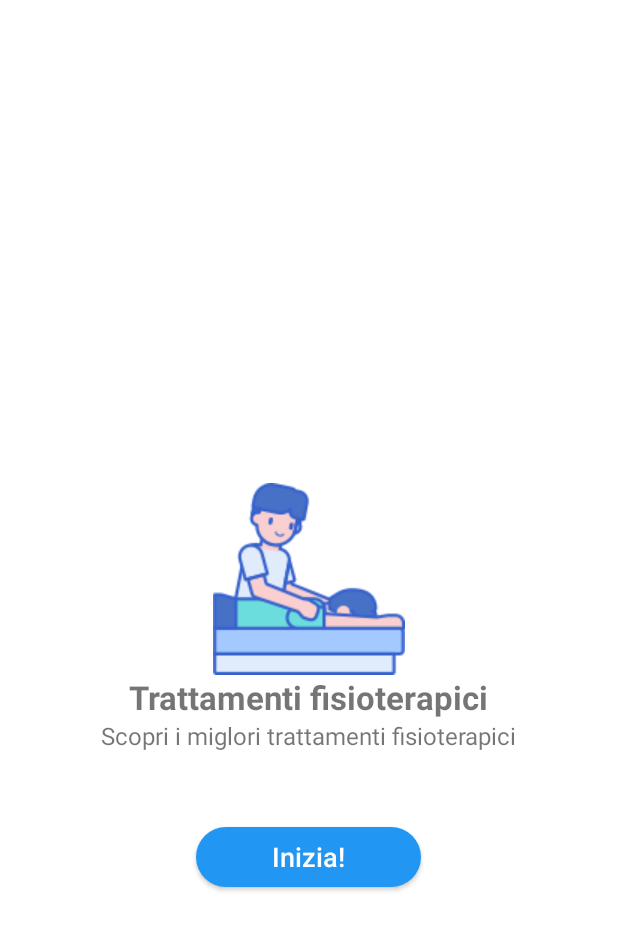
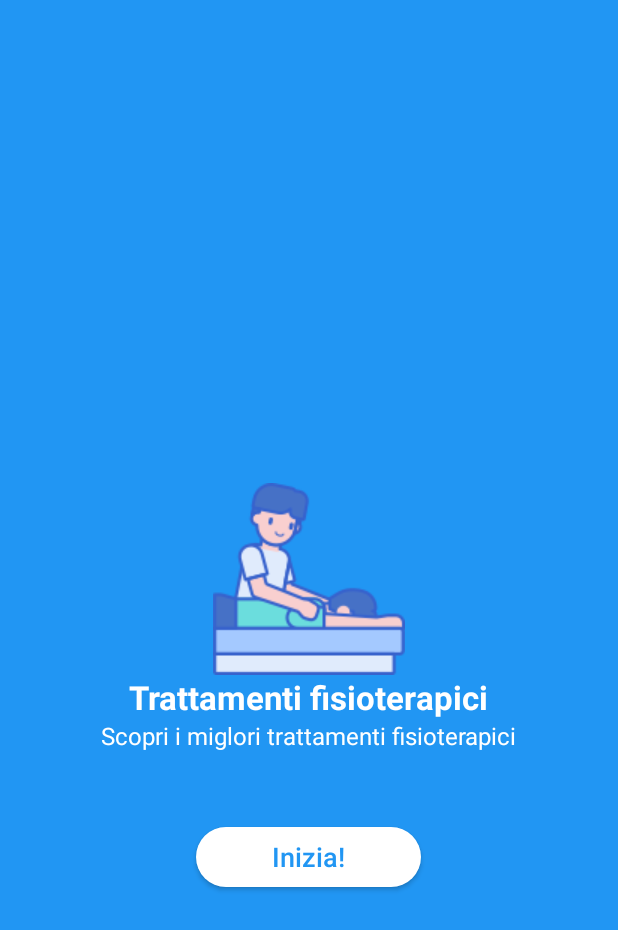
Before and after one commit to stebaia/Evolvo, an Android app: the ChooseTreatmentActivity screen opened directly, with no data from a screen before it, on a phone screen of 412 x 824 dp. Shown: the top 930 px of the screen. Run offline under Robolectric (Android 15) with nearby library versions, the phone set to English and light mode, and no system bars.

Commit message:
change color and add dots

```diff
--- a/app/build.gradle
+++ b/app/build.gradle
@@ -32,4 +32,5 @@ dependencies {
     implementation "org.jetbrains.kotlinx:kotlinx-coroutines-core:1.1.1"
     androidTestImplementation 'androidx.test:runner:1.2.0'
     androidTestImplementation 'androidx.test.espresso:espresso-core:3.2.0'
+    implementation "com.google.android.material:material:1.0.0"
 }
--- a/app/src/main/java/com/example/evolvo/activities/ChooseTreatmentActivity.kt
+++ b/app/src/main/java/com/example/evolvo/activities/ChooseTreatmentActivity.kt
@@ -1,6 +1,7 @@
 package com.example.evolvo.activities
 
 import android.os.Bundle
+import android.widget.TableLayout
 import androidx.appcompat.app.AppCompatActivity
 import androidx.viewpager.widget.ViewPager
 import com.example.evolvo.R
@@ -12,6 +13,7 @@ class ChooseTreatmentActivity : AppCompatActivity() {
         super.onCreate(savedInstanceState)
         setContentView(R.layout.activity_chose_treatment_layout)
         val viewPager = findViewById<ViewPager>(R.id.viewPager)
+       // val tabLayout = findViewById<TabLayout>()
         if (viewPager != null) {
             val adapter = ChoosePageAdapter(supportFragmentManager)
             viewPager.adapter = adapter
--- /dev/null
+++ b/app/src/main/res/drawable/background_rounded_white.xml
@@ -0,0 +1,4 @@
+<shape xmlns:android="http://schemas.android.com/apk/res/android">
+    <solid android:color="#ffffff"/>
+    <corners android:radius="20dp"/>
+</shape>
--- /dev/null
+++ b/app/src/main/res/drawable/tab_indicator_default.xml
@@ -0,0 +1,8 @@
+<?xml version="1.0" encoding="utf-8"?>
+<shape xmlns:android="http://schemas.android.com/apk/res/android"
+       android:innerRadius="0dp"
+       android:shape="oval"
+       android:thickness="2dp"
+       android:useLevel="false">
+    <solid android:color="@android:color/darker_gray"/>
+</shape>
--- /dev/null
+++ b/app/src/main/res/drawable/tab_indicator_selected.xml
@@ -0,0 +1,9 @@
+<?xml version="1.0" encoding="utf-8"?>
+<shape
+        android:innerRadius="0dp"
+        android:shape="oval"
+        android:thickness="4dp"
+        android:useLevel="false"
+        xmlns:android="http://schemas.android.com/apk/res/android">
+    <solid android:color="@color/colorAccent"/>
+</shape>
--- /dev/null
+++ b/app/src/main/res/drawable/tab_selector.xml
@@ -0,0 +1,8 @@
+<?xml version="1.0" encoding="utf-8"?>
+<selector xmlns:android="http://schemas.android.com/apk/res/android">
+
+    <item android:drawable="@drawable/tab_indicator_selected"
+          android:state_selected="true"/>
+
+    <item android:drawable="@drawable/tab_indicator_default"/>
+</selector>
--- a/app/src/main/res/layout/activity_chose_treatment_layout.xml
+++ b/app/src/main/res/layout/activity_chose_treatment_layout.xml
@@ -1,5 +1,6 @@
 <?xml version="1.0" encoding="utf-8"?>
 <LinearLayout xmlns:android="http://schemas.android.com/apk/res/android"
+              xmlns:app="http://schemas.android.com/apk/res-auto"
               android:orientation="vertical"
               android:layout_width="match_parent"
               android:layout_height="match_parent">
@@ -7,9 +8,13 @@
             android:id="@+id/viewPager"
             android:layout_width="match_parent"
             android:layout_height="match_parent">
-
-
-
     </androidx.viewpager.widget.ViewPager>
-
+    <android.support.design.widget.TabLayout
+            android:id="@+id/tabDots"
+            android:layout_alignParentBottom="true"
+            android:layout_width="match_parent"
+            android:layout_height="wrap_content"
+            app:tabBackground="@drawable/tab_selector"
+            app:tabGravity="center"
+            app:tabIndicatorHeight="0dp"/>
 </LinearLayout>
--- a/app/src/main/res/layout/fragment_beauty_choose_layout.xml
+++ b/app/src/main/res/layout/fragment_beauty_choose_layout.xml
@@ -15,12 +15,14 @@
                 android:layout_height="wrap_content"/>
         <TextView android:layout_width="wrap_content"
                   android:textSize="22dp"
+                  android:textColor="@color/myPrimaryColor"
                   android:layout_gravity="center"
                   android:textStyle="bold"
                   android:text="@string/beauty_treatment"
                   android:layout_height="wrap_content"/>
         <TextView android:layout_width="wrap_content"
                   android:textSize="16dp"
+                  android:textColor="@color/myPrimaryColor"
                   android:layout_gravity="center"
                   android:text="Scopri i miglori trattamenti di bellezza"
                   android:layout_height="wrap_content"/>
--- a/app/src/main/res/layout/fragment_fisio_choose_layout.xml
+++ b/app/src/main/res/layout/fragment_fisio_choose_layout.xml
@@ -3,7 +3,7 @@
                   android:orientation="vertical"
                   android:layout_width="match_parent"
                   android:layout_height="match_parent"
-                  android:background="@color/colorWhite">
+                  android:background="@color/myPrimaryColor">
     <LinearLayout
             android:id="@+id/linear"
             android:layout_centerInParent="true"
@@ -14,6 +14,7 @@
                 android:src="@drawable/therapy"
                 android:layout_height="wrap_content"/>
         <TextView android:layout_width="wrap_content"
+                  android:textColor="@color/colorWhite"
                   android:textSize="22dp"
                   android:layout_gravity="center"
                   android:textStyle="bold"
@@ -21,6 +22,7 @@
                   android:layout_height="wrap_content"/>
         <TextView android:layout_width="wrap_content"
                   android:textSize="16dp"
+                  android:textColor="@color/colorWhite"
                   android:layout_gravity="center"
                   android:text="Scopri i miglori trattamenti fisioterapici"
                   android:layout_height="wrap_content"/>
@@ -33,8 +35,8 @@
             android:textSize="18dp"
             android:textAllCaps="false"
             android:text="@string/get_start"
-            android:textColor="@color/colorWhite"
-            android:background="@drawable/background_rounded_login"
+            android:textColor="@color/myPrimaryColor"
+            android:background="@drawable/background_rounded_white"
             android:layout_width="150dp"
             android:layout_gravity="center" android:layout_height="40dp"/>
 </RelativeLayout>
```
